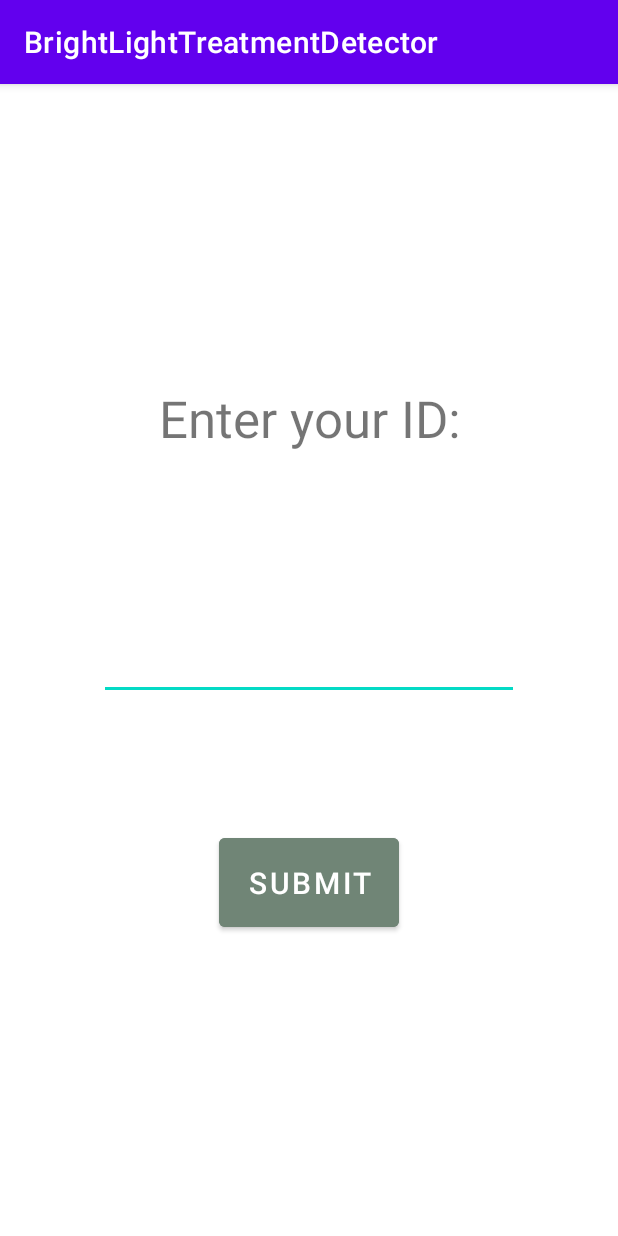
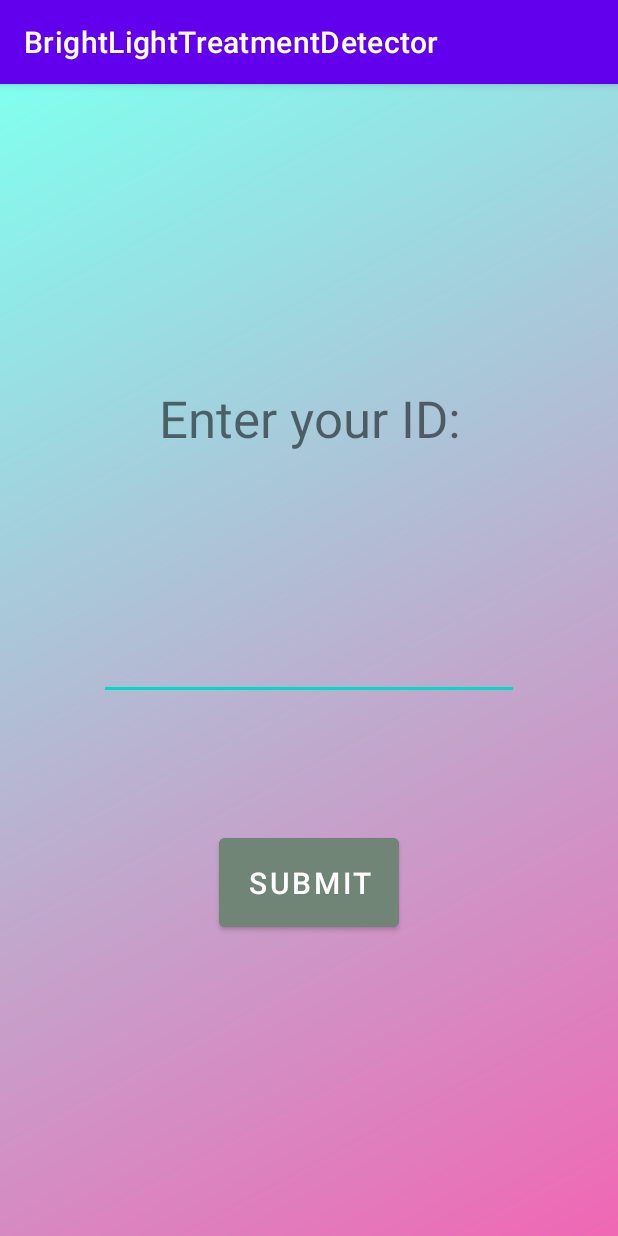
Before and after one commit to ZMXSSC/Brightlight-Treatment-Detector, an Android app: the screen it shows after launch (TokenActivity), on a phone screen of 412 x 824 dp. Run offline under Robolectric (Android 15) with nearby library versions, the light colour scheme and no system bars.

Commit message:
background color

```diff
--- /dev/null
+++ b/app/src/main/res/drawable/shape_gradient.xml
@@ -0,0 +1,7 @@
+<?xml version="1.0" encoding="utf-8"?>
+<shape xmlns:android="http://schemas.android.com/apk/res/android">
+    <gradient
+        android:angle="135"
+        android:endColor="#81ffef"
+        android:startColor="#f067b4" />
+</shape>
--- a/app/src/main/res/layout/activity_main.xml
+++ b/app/src/main/res/layout/activity_main.xml
@@ -14,6 +14,7 @@
     xmlns:tools="http://schemas.android.com/tools"
     android:layout_width="match_parent"
     android:layout_height="match_parent"
+    android:background="@drawable/shape_gradient"
     tools:context=".MainActivity">
 
     <TextView
--- a/app/src/main/res/layout/activity_token.xml
+++ b/app/src/main/res/layout/activity_token.xml
@@ -4,6 +4,7 @@
     xmlns:tools="http://schemas.android.com/tools"
     android:layout_width="match_parent"
     android:layout_height="match_parent"
+    android:background="@drawable/shape_gradient"
     tools:context=".TokenActivity">
 
     <EditText
```
